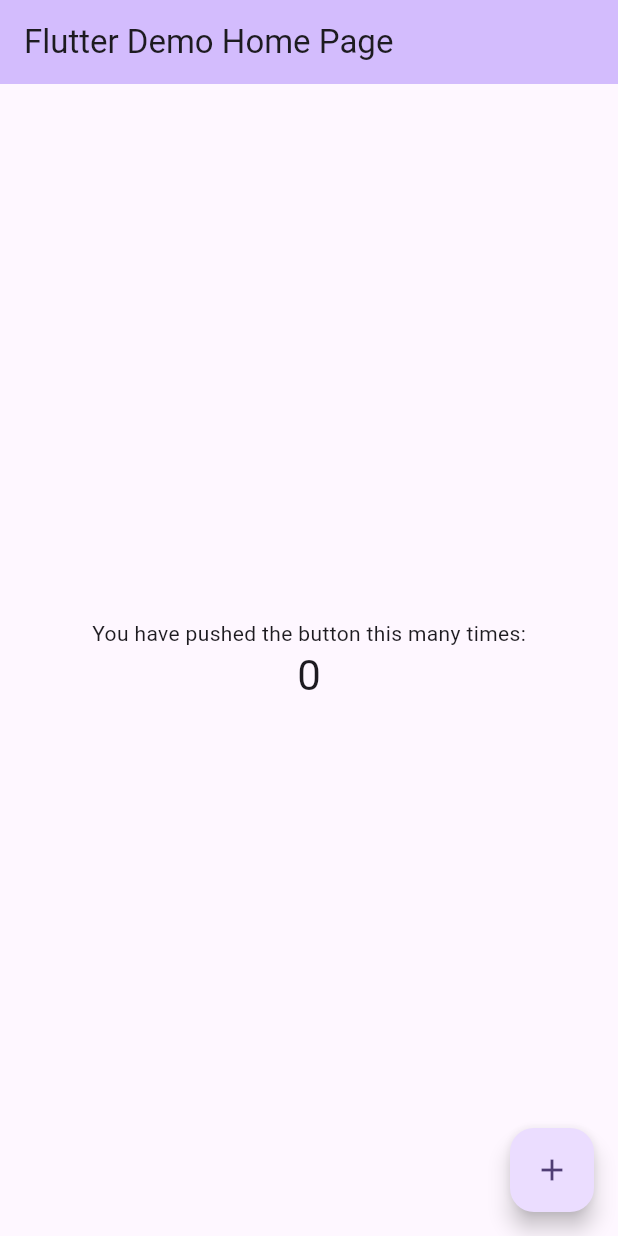
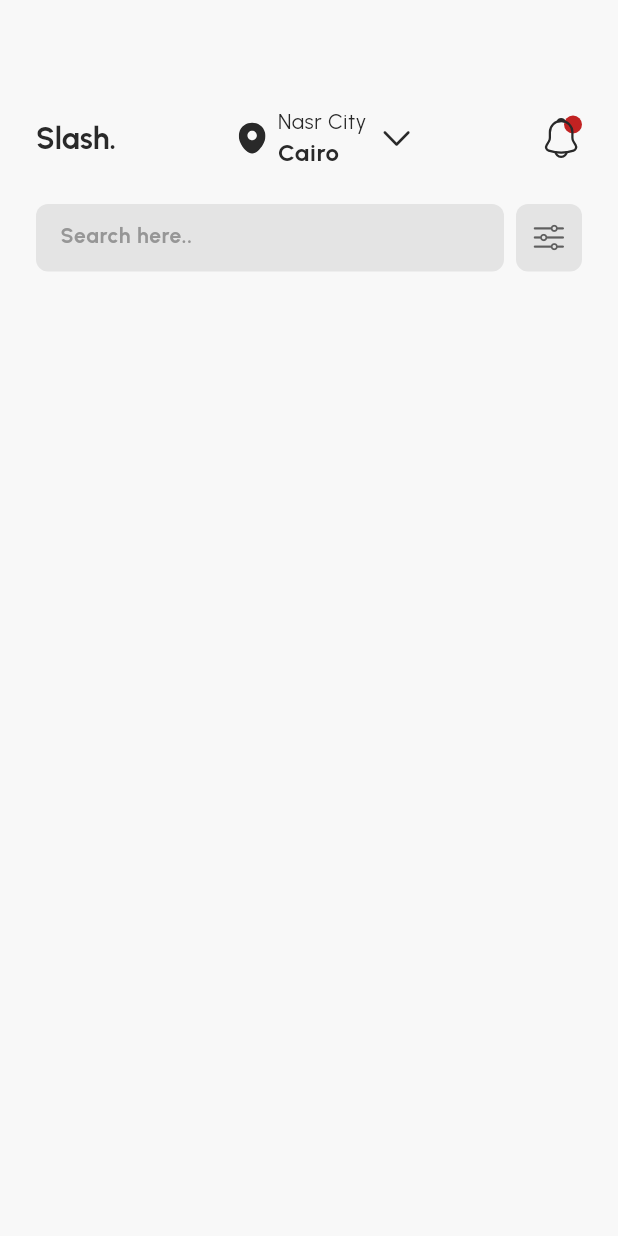
Before and after one commit to NourNabil2/Slash_UI, a Flutter app: the screen it shows after launch, on a phone screen of 412 x 824 dp. Run offline on Flutter 3.47's test engine with Material 3 defaults, Android fonts, the phone set to English and light mode, and no system bars; our stand-ins replace bloc, flutter_svg.

Commit message:
Search bar

```diff
--- a/lib/Core/Utils/Colors.dart
+++ b/lib/Core/Utils/Colors.dart
@@ -10,5 +10,10 @@ class ColorApp
 
   //search bar
   static const ksearchColor = Color(0xffE4E4E4);
+  static const khintsearchColor = Color(0xff969696);
+  static const kSlideIconColor = Color(0xff5F5F5F);
+
+  //other
+  static const knotification = Color(0xffC12222);
 
 }
--- a/lib/Core/Utils/constants.dart
+++ b/lib/Core/Utils/constants.dart
@@ -1,23 +1,37 @@
 import 'package:flutter/material.dart';
+import 'package:flutter/widgets.dart';
+import 'package:flutter_svg/svg.dart';
 
 //Icons
-class Icons {
-  static const kBook = 'assets/Icons/Book Blank.svg';
-  static const kDice = 'assets/Icons/Dice.svg';
-  static const kGlasses = 'assets/Icons/Glasses.svg';
-  static const kPalette = 'assets/Icons/Palette.svg';
-  static const kShirt = 'assets/Icons/Shirt.svg';
+class IconsApp {
+
+  static final Widget location = SvgPicture.asset('assets/Icons/Vector.svg',);
+  static final Widget knotification = SvgPicture.asset('assets/Icons/notification.svg',);
+  static final Widget kBook = SvgPicture.asset('assets/Icons/Book Blank.svg',);
+  static final Widget kDice = SvgPicture.asset('assets/Icons/Dice.svg',);
+  static final Widget kGlasses = SvgPicture.asset('assets/Icons/Glasses.svg',);
+  static final Widget kPalette = SvgPicture.asset('assets/Icons/Palette.svg',);
+  static final Widget kShirt = SvgPicture.asset('assets/Icons/Shirt.svg',);
 }
 
 // size app
 class SizeApp {
   static const double s8 = 8.0;
+  static const double s10 = 10.0;
   static const double s12 = 12.0;
+  static const double s14 = 14.0;
+  static const double s16 = 16.0;
   static const double s18 = 18.0;
   static const double s20 = 20.0;
+  static const double s22 = 22.0;
+  static const double s24 = 24.0;
   static const double s45 = 45.0;
   static const double s72 = 72.0;
   static const double s170 = 170.0;
   static const double s272 = 272.0;
+}
 
+// title
+class AppString {
+  static const String title = 'Slash.';
 }
--- /dev/null
+++ b/lib/Core/widgets/Custom_TextField.dart
@@ -0,0 +1,31 @@
+import 'package:flutter/material.dart';
+import 'package:slash/Core/Utils/constants.dart';
+import '../Utils/Colors.dart';
+
+class CustomFormTextField extends StatelessWidget {
+  CustomFormTextField({this.hintText, this.onChanged,});
+  Function(String)? onChanged;
+  String? hintText;
+  @override
+  Widget build(BuildContext context) {
+    return Padding(
+      padding: const EdgeInsets.symmetric(vertical: SizeApp.s24),
+      child: Container(
+        height: SizeApp.s45,
+        decoration: BoxDecoration(color: ColorApp.ksearchColor,borderRadius: BorderRadius.circular(SizeApp.s8)),
+        child: TextField(
+          cursorColor: ColorApp.ksecondaryColor,
+          style: Theme.of(context).textTheme.bodySmall,
+          onChanged: onChanged,
+          decoration: InputDecoration(
+            hintText: hintText,
+            hintStyle: Theme.of(context).textTheme.labelSmall,
+            border: const OutlineInputBorder(
+                borderSide: BorderSide.none
+            ),
+          ),
+        ),
+      ),
+    );
+  }
+}
--- /dev/null
+++ b/lib/Core/widgets/Icon_Slide_Search.dart
@@ -0,0 +1,15 @@
+import 'package:flutter/cupertino.dart';
+import 'package:flutter/material.dart';
+import 'package:slash/Core/Utils/Colors.dart';
+import 'package:slash/Core/Utils/constants.dart';
+
+final Widget Slide_Filter = Ink(
+  child: Container(
+  height: SizeApp.s45,
+  padding: const EdgeInsets.all(SizeApp.s10),
+  decoration: BoxDecoration(
+  color: ColorApp.ksearchColor,
+  borderRadius: BorderRadius.circular(SizeApp.s8)),
+  child: const Icon(CupertinoIcons.slider_horizontal_3,color: ColorApp.kSlideIconColor,),
+  ),
+);
--- a/lib/Features/Home_Screen/View/Home_Screen.dart
+++ b/lib/Features/Home_Screen/View/Home_Screen.dart
@@ -0,0 +1,74 @@
+import 'package:flutter/cupertino.dart';
+import 'package:flutter/material.dart';
+import 'package:flutter_svg/flutter_svg.dart';
+import 'package:slash/Core/Utils/Colors.dart';
+import 'package:slash/Core/Utils/constants.dart';
+import 'package:slash/Core/widgets/Custom_TextField.dart';
+import 'package:slash/Core/widgets/Icon_Slide_Search.dart';
+
+class HomePage extends StatelessWidget {
+  const HomePage({super.key});
+
+  @override
+  Widget build(BuildContext context) {
+    return Scaffold(
+    backgroundColor: ColorApp.kPrimaryColor,
+      body: SingleChildScrollView(
+        padding: const EdgeInsets.symmetric(horizontal: SizeApp.s24,vertical: SizeApp.s72),
+        child: SizedBox(
+          height: MediaQuery.of(context).size.height - MediaQuery.of(context).padding.top,
+          child: Column(
+            children: [
+              Row(
+                mainAxisAlignment: MainAxisAlignment.spaceBetween,
+                children: [
+                  Text(AppString.title ,style: Theme.of(context).textTheme.headlineMedium,),
+                  Row(
+                    children: [
+                      IconsApp.location,
+                      Padding(
+                        padding: const EdgeInsets.symmetric(horizontal: SizeApp.s8),
+                        child: Column(
+                          crossAxisAlignment: CrossAxisAlignment.start,
+                          children: [
+                            Text('Nasr City',style: Theme.of(context).textTheme.bodySmall,),
+                            Text('Cairo',style: Theme.of(context).textTheme.labelMedium,),
+                          ],
+                        ),
+                      ),
+                      const Icon(CupertinoIcons.chevron_down,color: ColorApp.ksecondaryColor,)
+                    ],
+                  ),
+                  Stack(
+                    alignment: Alignment.topRight,
+                      children: [
+                    Container(
+                      width: SizeApp.s12,
+                      height: SizeApp.s12,
+                      decoration: BoxDecoration(
+                          color: ColorApp.knotification ,
+                          borderRadius: BorderRadius.circular(10)),
+                    ),
+                    IconsApp.knotification,
+                  ]
+                 ),
+
+                ],
+              ),
+              Row(
+                children: [
+                  Expanded(
+                    child: CustomFormTextField(hintText: 'Search here..',onChanged: (p0) {
+                    },),
+                  ),
+                  const SizedBox(width: SizeApp.s8,),
+                  Slide_Filter,
+                ],
+              )
+            ],
+          ),
+        ),
+      ),
+    );
+  }
+}
--- a/lib/main.dart
+++ b/lib/main.dart
@@ -1,4 +1,8 @@
 import 'package:flutter/material.dart';
+import 'package:slash/Core/Utils/constants.dart';
+
+import 'Core/Utils/Colors.dart';
+import 'Features/Home_Screen/View/Home_Screen.dart';
 
 void main() {
   runApp(const MyApp());
@@ -11,115 +15,20 @@ class MyApp extends StatelessWidget {
   @override
   Widget build(BuildContext context) {
     return MaterialApp(
-      title: 'Flutter Demo',
       theme: ThemeData(
-        // This is the theme of your application.
-        //
-        // TRY THIS: Try running your application with "flutter run". You'll see
-        // the application has a purple toolbar. Then, without quitting the app,
-        // try changing the seedColor in the colorScheme below to Colors.green
-        // and then invoke "hot reload" (save your changes or press the "hot
-        // reload" button in a Flutter-supported IDE, or press "r" if you used
-        // the command line to start the app).
-        //
-        // Notice that the counter didn't reset back to zero; the application
-        // state is not lost during the reload. To reset the state, use hot
-        // restart instead.
-        //
-        // This works for code too, not just values: Most code changes can be
-        // tested with just a hot reload.
-        colorScheme: ColorScheme.fromSeed(seedColor: Colors.deepPurple),
+        primaryColor: ColorApp.kPrimaryColor,
+        textTheme: const TextTheme(
+            bodySmall: TextStyle(fontFamily: 'Urbanist',fontSize: SizeApp.s14,color: ColorApp.ksecondaryColor),
+            bodyMedium: TextStyle(fontFamily: 'Urbanist',fontSize: SizeApp.s16,color: ColorApp.ksecondaryColor),
+            labelMedium: TextStyle(fontFamily: 'Urbanist',fontSize: SizeApp.s16, fontWeight: FontWeight.bold,color: ColorApp.ksecondaryColor),
+            labelSmall: TextStyle(fontFamily: 'Urbanist',fontSize: SizeApp.s14, fontWeight: FontWeight.bold,color: ColorApp.khintsearchColor),
+            headlineMedium: TextStyle(fontFamily: 'Urbanist',fontSize: SizeApp.s20, fontWeight: FontWeight.bold,color: ColorApp.ksecondaryColor),
+            headlineLarge: TextStyle(fontFamily: 'Urbanist',fontSize: SizeApp.s22, fontWeight: FontWeight.bold,color: ColorApp.ksecondaryColor),
+        ),
+        colorScheme: ColorScheme.fromSeed(seedColor: ColorApp.kPrimaryColor),
         useMaterial3: true,
       ),
-      home: const MyHomePage(title: 'Flutter Demo Home Page'),
+      home: HomePage(),
     );
   }
 }
-
-class MyHomePage extends StatefulWidget {
-  const MyHomePage({super.key, required this.title});
-
-  // This widget is the home page of your application. It is stateful, meaning
-  // that it has a State object (defined below) that contains fields that affect
-  // how it looks.
-
-  // This class is the configuration for the state. It holds the values (in this
-  // case the title) provided by the parent (in this case the App widget) and
-  // used by the build method of the State. Fields in a Widget subclass are
-  // always marked "final".
-
-  final String title;
-
-  @override
-  State<MyHomePage> createState() => _MyHomePageState();
-}
-
-class _MyHomePageState extends State<MyHomePage> {
-  int _counter = 0;
-
-  void _incrementCounter() {
-    setState(() {
-      // This call to setState tells the Flutter framework that something has
-      // changed in this State, which causes it to rerun the build method below
-      // so that the display can reflect the updated values. If we changed
-      // _counter without calling setState(), then the build method would not be
-      // called again, and so nothing would appear to happen.
-      _counter++;
-    });
-  }
-
-  @override
-  Widget build(BuildContext context) {
-    // This method is rerun every time setState is called, for instance as done
-    // by the _incrementCounter method above.
-    //
-    // The Flutter framework has been optimized to make rerunning build methods
-    // fast, so that you can just rebuild anything that needs updating rather
-    // than having to individually change instances of widgets.
-    return Scaffold(
-      appBar: AppBar(
-        // TRY THIS: Try changing the color here to a specific color (to
-        // Colors.amber, perhaps?) and trigger a hot reload to see the AppBar
-        // change color while the other colors stay the same.
-        backgroundColor: Theme.of(context).colorScheme.inversePrimary,
-        // Here we take the value from the MyHomePage object that was created by
-        // the App.build method, and use it to set our appbar title.
-        title: Text(widget.title),
-      ),
-      body: Center(
-        // Center is a layout widget. It takes a single child and positions it
-        // in the middle of the parent.
-        child: Column(
-          // Column is also a layout widget. It takes a list of children and
-          // arranges them vertically. By default, it sizes itself to fit its
-          // children horizontally, and tries to be as tall as its parent.
-          //
-          // Column has various properties to control how it sizes itself and
-          // how it positions its children. Here we use mainAxisAlignment to
-          // center the children vertically; the main axis here is the vertical
-          // axis because Columns are vertical (the cross axis would be
-          // horizontal).
-          //
-          // TRY THIS: Invoke "debug painting" (choose the "Toggle Debug Paint"
-          // action in the IDE, or press "p" in the console), to see the
-          // wireframe for each widget.
-          mainAxisAlignment: MainAxisAlignment.center,
-          children: <Widget>[
-            const Text(
-              'You have pushed the button this many times:',
-            ),
-            Text(
-              '$_counter',
-              style: Theme.of(context).textTheme.headlineMedium,
-            ),
-          ],
-        ),
-      ),
-      floatingActionButton: FloatingActionButton(
-        onPressed: _incrementCounter,
-        tooltip: 'Increment',
-        child: const Icon(Icons.add),
-      ), // This trailing comma makes auto-formatting nicer for build methods.
-    );
-  }
-}
```
Also changed, not shown: pubspec.yaml (+7 -12 lines), assets/Hot Deal 1.png (added), assets/Icons/Vector.svg (added), assets/Icons/notification.svg (added), 1 other file.
